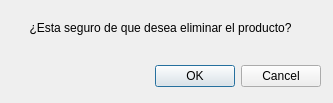
HitomiD/Proyecto-Desarrollo, file windows/templates/confirmElimProd.ui: the form before one commit.
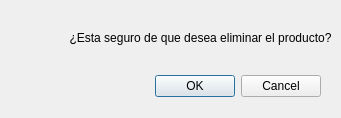
The form after the commit. Icons and pictures are not drawn.

The edit to the form file:
```diff
--- a/windows/templates/confirmElimProd.ui
+++ b/windows/templates/confirmElimProd.ui
@@ -6,10 +6,22 @@
    <rect>
     <x>0</x>
     <y>0</y>
-    <width>333</width>
-    <height>103</height>
+    <width>341</width>
+    <height>118</height>
    </rect>
   </property>
+  <property name="minimumSize">
+   <size>
+    <width>341</width>
+    <height>118</height>
+   </size>
+  </property>
+  <property name="maximumSize">
+   <size>
+    <width>341</width>
+    <height>118</height>
+   </size>
+  </property>
   <property name="windowTitle">
    <string>[Alerta] Eliminar producto</string>
   </property>
@@ -21,11 +33,17 @@
    <property name="geometry">
     <rect>
      <x>10</x>
-     <y>60</y>
+     <y>70</y>
      <width>311</width>
      <height>32</height>
     </rect>
    </property>
+   <property name="maximumSize">
+    <size>
+     <width>16777215</width>
+     <height>32</height>
+    </size>
+   </property>
    <property name="orientation">
     <enum>Qt::Horizontal</enum>
    </property>
@@ -36,8 +54,8 @@
   <widget class="QLabel" name="label">
    <property name="geometry">
     <rect>
-     <x>10</x>
-     <y>20</y>
+     <x>50</x>
+     <y>30</y>
      <width>301</width>
      <height>16</height>
     </rect>
@@ -46,6 +64,40 @@
     <string>&lt;html&gt;&lt;head/&gt;&lt;body&gt;&lt;p align=&quot;center&quot;&gt;¿Esta seguro de que desea eliminar el producto?&lt;/p&gt;&lt;/body&gt;&lt;/html&gt;</string>
    </property>
   </widget>
+  <widget class="QLabel" name="img">
+   <property name="geometry">
+    <rect>
+     <x>10</x>
+     <y>10</y>
+     <width>61</width>
+     <height>61</height>
+    </rect>
+   </property>
+   <property name="sizePolicy">
+    <sizepolicy hsizetype="Fixed" vsizetype="Fixed">
+     <horstretch>0</horstretch>
+     <verstretch>0</verstretch>
+    </sizepolicy>
+   </property>
+   <property name="maximumSize">
+    <size>
+     <width>167777</width>
+     <height>167777</height>
+    </size>
+   </property>
+   <property name="text">
+    <string/>
+   </property>
+   <property name="textFormat">
+    <enum>Qt::PlainText</enum>
+   </property>
+   <property name="pixmap">
+    <pixmap>../assets/Alert.png</pixmap>
+   </property>
+   <property name="scaledContents">
+    <bool>true</bool>
+   </property>
+  </widget>
  </widget>
  <resources/>
  <connections>
```
Left out of the diff: 2 changed lines with no effect on the pictures.
